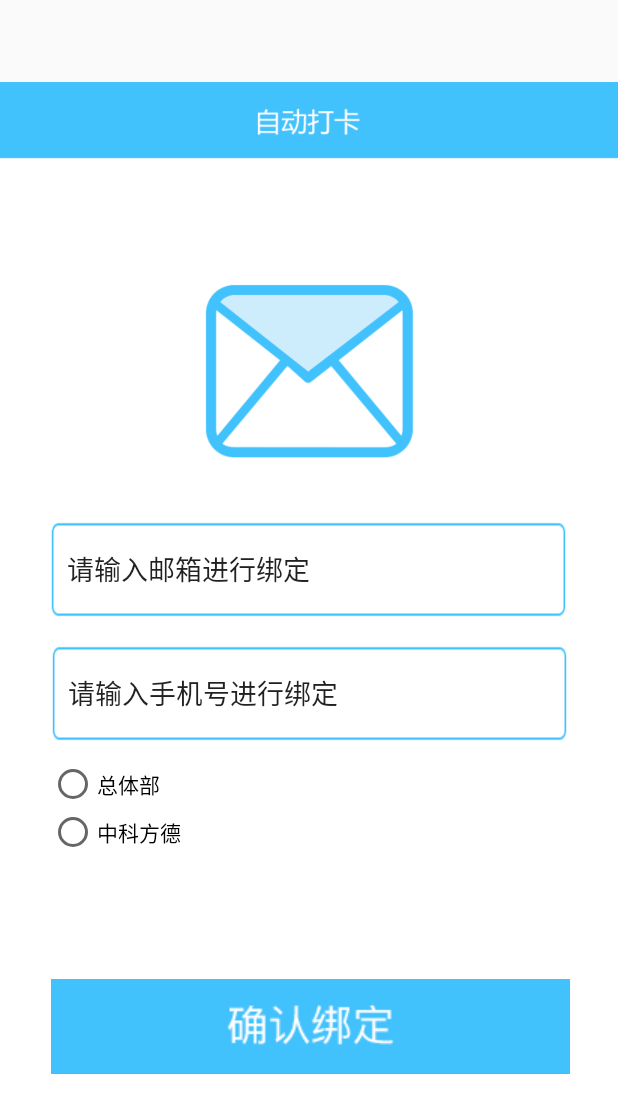
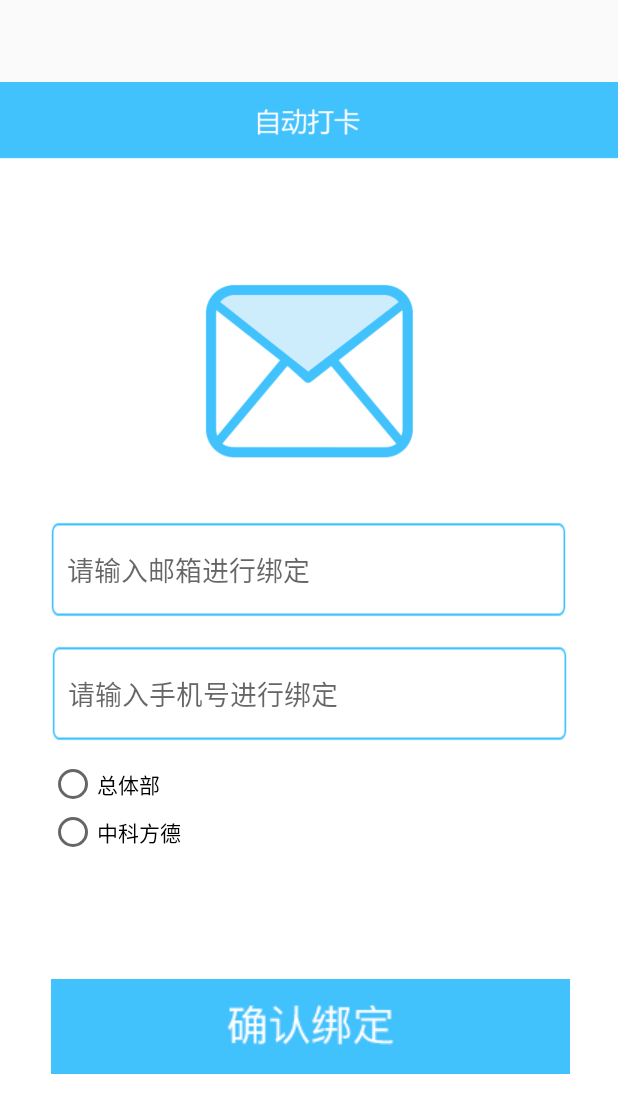
Before and after one commit to gwyve/ZTBOA, an Android app: the BindActivity screen opened directly, with no data from a screen before it, on a phone screen of 412 x 824 dp. Shown: the top 1113 px of the screen. Run offline under Robolectric (Android 15) with nearby library versions, the phone set to English and light mode, and no system bars; our stand-ins replace Picasso; libraries missing offline, so code that uses them is left out: com.tencent.android; pictures from the network do not load.

Commit message:
beta后挂起~~~~

```diff
--- a/app/src/main/java/cn/ac/iscas/nfs/ztboa/activity/BindActivity.java
+++ b/app/src/main/java/cn/ac/iscas/nfs/ztboa/activity/BindActivity.java
@@ -138,7 +138,7 @@ public class BindActivity extends AppCompatActivity {
         final RelativeLayout.LayoutParams emailEditParams = (RelativeLayout.LayoutParams)emailEditText.getLayoutParams();
         emailEditParams.setMargins(width*63/750,height*550/1300,width*63/750,0);
         emailEditText.setPaddingRelative(width*20/750,0,0,0);
-        emailEditText.setText("请输入邮箱进行绑定");
+//        emailEditText.setText("请输入邮箱进行绑定");
         emailEditText.setBackground(getResources().getDrawable(R.drawable.bind_act_email));
 //        emailEditText.addTextChangedListener(new TextWatcher() {
 //            @Override
@@ -177,29 +177,29 @@ public class BindActivity extends AppCompatActivity {
         final RelativeLayout.LayoutParams phoneEditParams = (RelativeLayout.LayoutParams)phoneEditText.getLayoutParams();
         phoneEditParams.setMargins(width*64/750,height*680/1300,width*63/750,0);
         phoneEditText.setPaddingRelative(width*20/750,0,0,0);
-        phoneEditText.setText("请输入手机号进行绑定");
+//        phoneEditText.setText("请输入手机号进行绑定");
         phoneEditText.setBackground(getResources().getDrawable(R.drawable.bind_act_email));
-        phoneEditText.addTextChangedListener(new TextWatcher() {
-            @Override
-            public void beforeTextChanged(CharSequence charSequence, int i, int i1, int i2) {
-
-            }
-
-            @Override
-            public void onTextChanged(CharSequence charSequence, int i, int i1, int i2) {
-                String s = phoneEditText.getText().toString();
-                if (s.equals("输入手机号进行绑定")||s.equals("请入手机号进行绑定")||s.equals("请输手机号进行绑定")
-                        || s.equals("请输入机号进行绑定")||s.equals("请输入手号进行绑定")||s.equals("请输入手机进行绑定")
-                        ||s.equals("请输入手机号行绑定")||s.equals("请输入手机号进绑定")||s.equals("请输入手机号进行定")
-                        ||s.equals("请输入手机号进行绑"))
-                    phoneEditText.setText("");
-            }
-
-            @Override
-            public void afterTextChanged(Editable editable) {
-
-            }
-        });
+//        phoneEditText.addTextChangedListener(new TextWatcher() {
+//            @Override
+//            public void beforeTextChanged(CharSequence charSequence, int i, int i1, int i2) {
+//
+//            }
+//
+//            @Override
+//            public void onTextChanged(CharSequence charSequence, int i, int i1, int i2) {
+//                String s = phoneEditText.getText().toString();
+//                if (s.equals("输入手机号进行绑定")||s.equals("请入手机号进行绑定")||s.equals("请输手机号进行绑定")
+//                        || s.equals("请输入机号进行绑定")||s.equals("请输入手号进行绑定")||s.equals("请输入手机进行绑定")
+//                        ||s.equals("请输入手机号行绑定")||s.equals("请输入手机号进绑定")||s.equals("请输入手机号进行定")
+//                        ||s.equals("请输入手机号进行绑"))
+//                    phoneEditText.setText("");
+//            }
+//
+//            @Override
+//            public void afterTextChanged(Editable editable) {
+//
+//            }
+//        });
 //        phoneEditText.setOnClickListener(new View.OnClickListener() {
 //            @Override
 //            public void onClick(View view) {
--- a/app/src/main/res/layout/activity_bind.xml
+++ b/app/src/main/res/layout/activity_bind.xml
@@ -49,11 +49,13 @@
         android:layout_width="wrap_content"
         android:layout_height="wrap_content"
         android:id="@+id/bindActEmailEditText"
+        android:hint="请输入邮箱进行绑定"
         />
     <EditText
         android:layout_width="wrap_content"
         android:layout_height="wrap_content"
-        android:id="@+id/bindActPhoneEditText"/>
+        android:id="@+id/bindActPhoneEditText"
+        android:hint="请输入手机号进行绑定 "/>
 
     <ProgressBar
         android:layout_width="match_parent"
```
